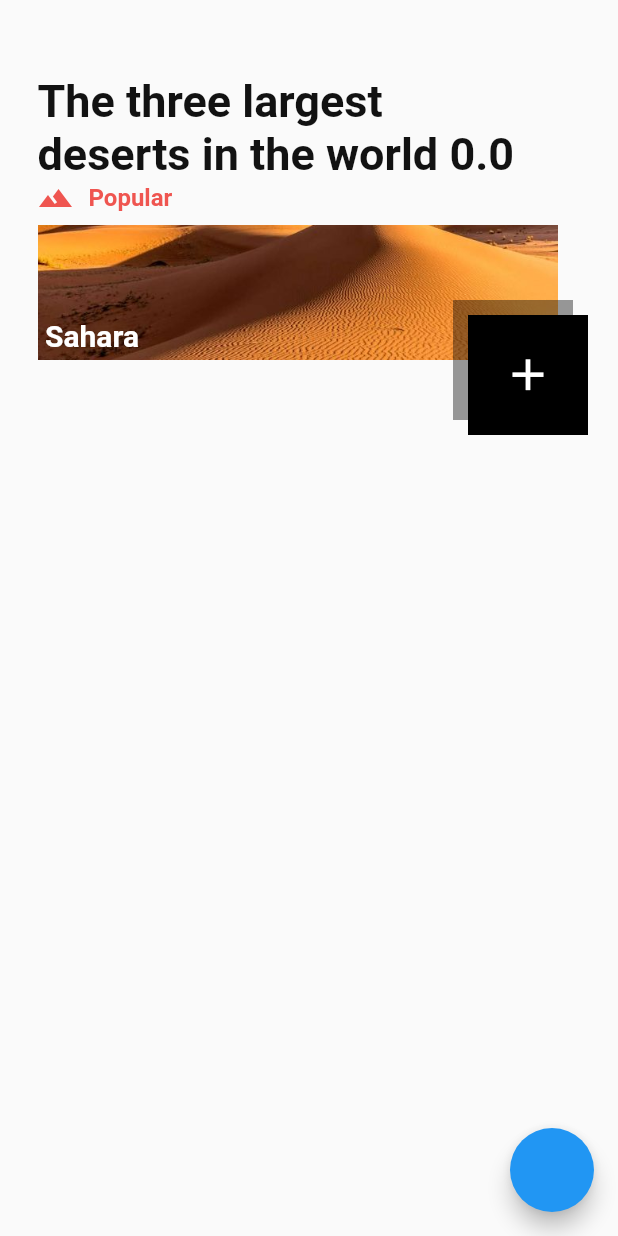
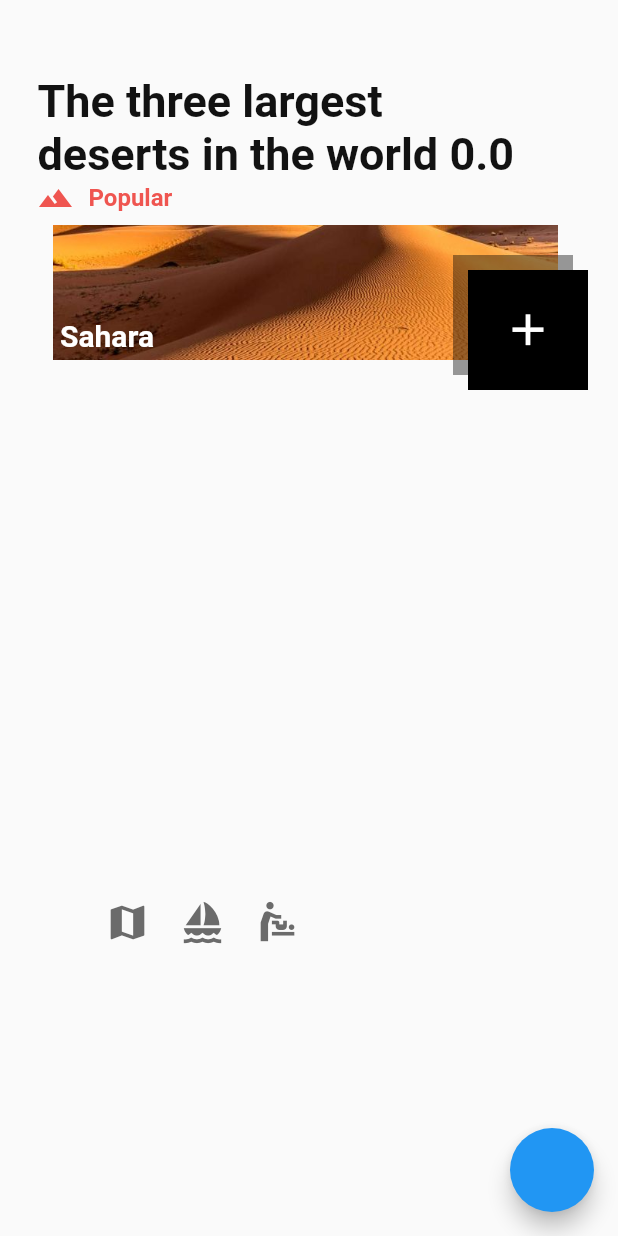
Before and after one commit to eloicasamayor/UIChallenge_TravelInfoApp, a Flutter app: the screen it shows after launch, on a phone screen of 412 x 824 dp. Run offline on Flutter 3.47's test engine with Material 2 defaults, Android fonts, the light colour scheme and no system bars.

Commit message:
working on animation

```diff
--- a/lib/constants.dart
+++ b/lib/constants.dart
@@ -1,4 +1,6 @@
 import 'package:flutter/material.dart';
 
 const kBlackColor = Color(0xff121212);
+const kLightGreyColor = Color(0xaaaaaaaa);
+const kDarkGreyColor = Color(0xdd555555);
 const kPinkColor = Color(0xffef5550);
--- a/lib/home_screen.dart
+++ b/lib/home_screen.dart
@@ -1,5 +1,6 @@
 import 'package:flutter/material.dart';
 import 'package:provider/provider.dart';
+
 import 'package:ui_challange_travel_info_app/constants.dart';
 
 class MyHomePage extends StatefulWidget {
@@ -65,6 +66,9 @@ class _MyHomePageState extends State<MyHomePage>
               _TopText(),
               _DesertContainer(),
               _SquareButton(),
+              _VerticalDots(),
+              _ArrowLines(),
+              _IconRow(),
             ],
           ),
         ),
@@ -131,8 +135,8 @@ class _DesertContainer extends StatelessWidget {
     return Consumer<Animation<double>>(
       builder: (context, animation, child) {
         return Positioned(
-          top: 150,
-          left: 25 + 30.0 * animation.value,
+          top: 150 - 10 * animation.value,
+          left: 35 + 30.0 * animation.value,
           right: 40 * (1 - animation.value),
           child: Container(
             width: 90,
@@ -167,13 +171,16 @@ class _SquareButton extends StatelessWidget {
 
   @override
   Widget build(BuildContext context) {
+    return Consumer<Animation<double>>(
+      builder: (context, animation, child) {
         return Positioned(
-      top: 210,
+          top: 180 - 70 * animation.value,
           right: 20,
           child: Stack(
             children: [
               Transform.translate(
-            offset: const Offset(-10, -10),
+                offset: Offset(
+                    -10 * (1 - animation.value), -10 * (1 - animation.value)),
                 child: Container(
                   height: 80,
                   width: 80,
@@ -200,5 +207,155 @@ class _SquareButton extends StatelessWidget {
             ],
           ),
         );
+      },
+    );
   }
 }
+
+class _VerticalDots extends StatelessWidget {
+  const _VerticalDots({Key? key}) : super(key: key);
+
+  @override
+  Widget build(BuildContext context) {
+    return Consumer<Animation<double>>(
+      builder: (context, animation, child) {
+        return Positioned(
+          top: 280,
+          left: 20,
+          child: FadeTransition(
+            opacity: animation,
+            child: Column(
+              children: [
+                _CircleDot(selected: true),
+                SizedBox(
+                  height: 5 + 15 * animation.value,
+                ),
+                _CircleDot(),
+                SizedBox(
+                  height: 5 + 15 * animation.value,
+                ),
+                _CircleDot(),
+              ],
+            ),
+          ),
+        );
+      },
+    );
+  }
+}
+
+class _CircleDot extends StatelessWidget {
+  final bool selected;
+  const _CircleDot({
+    Key? key,
+    this.selected = false,
+  }) : super(key: key);
+
+  @override
+  Widget build(BuildContext context) {
+    return Container(
+      padding: const EdgeInsets.all(5),
+      height: 20,
+      width: 20,
+      decoration: selected
+          ? BoxDecoration(
+              border: Border.all(
+                color: kLightGreyColor,
+              ),
+              shape: BoxShape.circle,
+              //color: Colors.grey,
+            )
+          : null,
+      child: const CircleAvatar(
+        backgroundColor: kLightGreyColor,
+      ),
+    );
+  }
+}
+
+class _ArrowLines extends StatelessWidget {
+  const _ArrowLines({Key? key}) : super(key: key);
+
+  @override
+  Widget build(BuildContext context) {
+    return Consumer<Animation<double>>(
+      builder: (context, animation, child) {
+        return Positioned(
+          top: 525,
+          left: 66,
+          child: FadeTransition(
+            opacity: animation,
+            child: Container(
+              width: 150,
+              height: 2,
+              child: Row(
+                children: [
+                  SizedBox(
+                    width: 60 - 60 * animation.value,
+                  ),
+                  Expanded(
+                    child: Container(
+                      color: kDarkGreyColor,
+                    ),
+                  ),
+                  const SizedBox(
+                    width: 30,
+                  ),
+                  Expanded(
+                    child: Container(
+                      color: kDarkGreyColor,
+                    ),
+                  ),
+                  SizedBox(
+                    width: 60 - 60 * animation.value,
+                  ),
+                ],
+              ),
+            ),
+          ),
+        );
+      },
+    );
+  }
+}
+
+class _IconRow extends StatelessWidget {
+  const _IconRow({Key? key}) : super(key: key);
+
+  @override
+  Widget build(BuildContext context) {
+    return Consumer<Animation<double>>(
+      builder: (context, animation, child) {
+        return Positioned(
+          top: 600,
+          left: 70,
+          child: Row(
+            children: [
+              const Icon(
+                Icons.map,
+                size: 30,
+                color: kDarkGreyColor,
+              ),
+              SizedBox(
+                width: 20,
+              ),
+              const Icon(
+                Icons.sailing,
+                size: 30,
+                color: kDarkGreyColor,
+              ),
+              SizedBox(
+                width: 20,
+              ),
+              const Icon(
+                Icons.baby_changing_station,
+                size: 30,
+                color: kDarkGreyColor,
+              ),
+            ],
+          ),
+        );
+      },
+    );
+  }
+}
```
Lines whose indentation alone changed are shown as unchanged.
